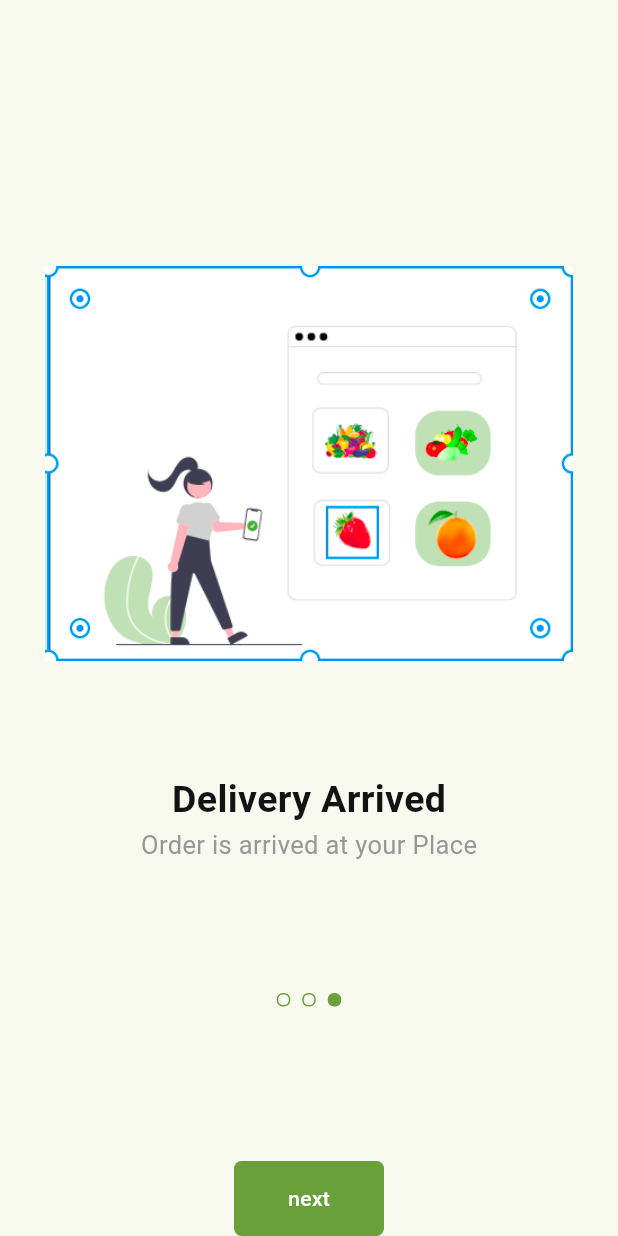
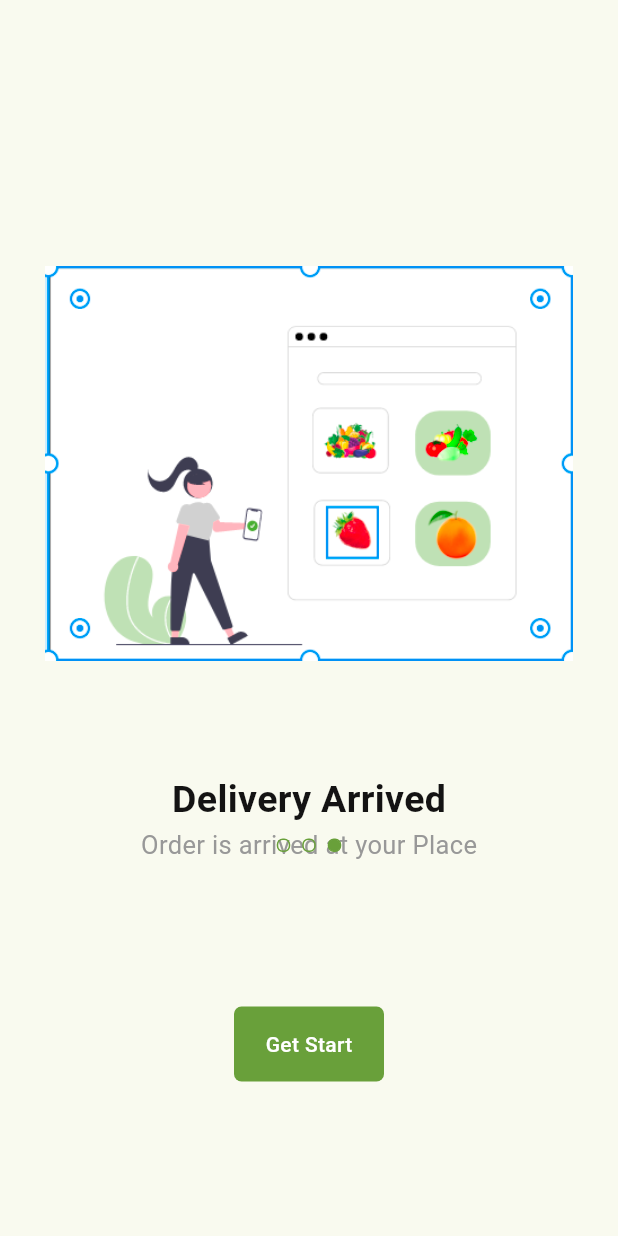
Before and after one commit to hamidkrml/fruitmarketflutter, a Flutter app: the screen it shows after launch, swiped to page 3, on a phone screen of 412 x 824 dp. Run offline on Flutter 3.47's test engine with Material 3 defaults, Android fonts, the phone set to English and light mode, and no system bars; missing offline and left inert: dart:ffi.

Commit message:
Add RoundButton widget and integrate it into the onboarding screen

```diff
--- a/lib/common_widgets/round_button.dart
+++ b/lib/common_widgets/round_button.dart
@@ -0,0 +1,41 @@
+import 'dart:ffi';
+
+import 'package:flutter/material.dart';
+import 'package:fruitmarketflutter/common/color_extension.dart';
+
+class RoundButton extends StatelessWidget {
+  final String title;
+  final double width;
+  final double height;
+  final VoidCallback onPressed;
+  const RoundButton({
+    super.key,
+    required this.title,
+    this.width = double.maxFinite,
+    this.height = 50,
+    required this.onPressed,
+  });
+  @override
+  Widget build(BuildContext context) {
+    return InkWell(
+      onTap: onPressed,
+      child: Container(
+        width: 100,
+        height: 50,
+        decoration: BoxDecoration(
+          color: ColorExtension.primary,
+          borderRadius: BorderRadius.circular(5),
+        ),
+        alignment: Alignment.center,
+        child: Text(
+          title,
+          style: TextStyle(
+            color: ColorExtension.bg,
+            fontSize: 14,
+            fontWeight: FontWeight.w500,
+          ),
+        ),
+      ),
+    );
+  }
+}
--- a/lib/screnn/login/onboarding_screnn.dart
+++ b/lib/screnn/login/onboarding_screnn.dart
@@ -1,6 +1,8 @@
 import 'package:flutter/material.dart';
+import 'package:flutter/services.dart';
 import 'package:fruitmarketflutter/common/color_extension.dart';
 import 'package:fruitmarketflutter/common/common_extension.dart';
+import 'package:fruitmarketflutter/common_widgets/round_button.dart';
 
 class OnboardingScrenn extends StatefulWidget {
   const OnboardingScrenn({super.key});
@@ -124,26 +126,13 @@ class _OnboardingScrennState extends State<OnboardingScrenn> {
                       }).toList(),
                 ),
                 SizedBox(height: context.width * 0.25),
-                InkWell(
-                  onTap: () {},
-                  child: Container(
-                    width: 100,
-                    height: 50,
-                    decoration: BoxDecoration(
-                      color: ColorExtension.primary,
-                      borderRadius: BorderRadius.circular(5),
-                    ),
-                    alignment: Alignment.center,
-                    child: Text(
-                      'next',
-                      style: TextStyle(
-                        color: ColorExtension.bg,
-                        fontSize: 14,
-                        fontWeight: FontWeight.w500,
-                      ),
-                    ),
-                  ),
+                RoundButton(
+                  title:
+                      selecetpage == pageArry.length - 1 ? 'Get Start' : 'next',
+                  width: 150,
+                  onPressed: () {},
                 ),
+                SizedBox(height: context.width * 0.25),
               ],
             ),
           ),
```
